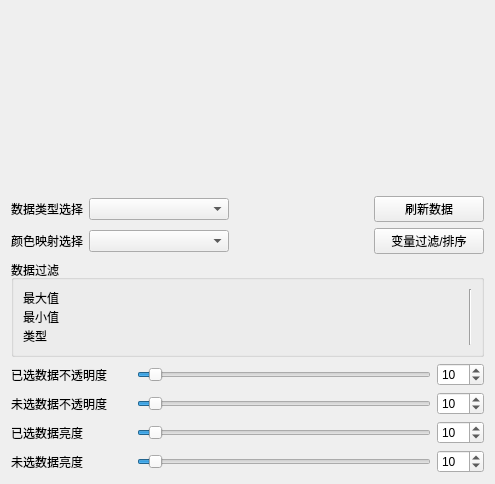
First picture: the form in Qt/Resources/UI/ParallelCoordinatesView.ui, repository hu-shuhan/editOpeniGame, before the edit.
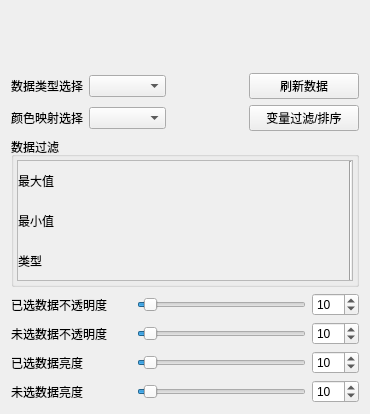
Second picture: the form after the edit.

Commit message: speed up the ParallelCoordinates

What changed in the file:
```diff
--- a/Qt/Resources/UI/ParallelCoordinatesView.ui
+++ b/Qt/Resources/UI/ParallelCoordinatesView.ui
@@ -6,8 +6,8 @@
    <rect>
     <x>0</x>
     <y>0</y>
-    <width>495</width>
-    <height>484</height>
+    <width>370</width>
+    <height>414</height>
    </rect>
   </property>
   <property name="windowTitle">
@@ -16,6 +16,12 @@
   <layout class="QVBoxLayout" name="verticalLayout_3">
    <item>
     <widget class="QWidget" name="ParallelCoordinatesDrawView" native="true">
+     <property name="sizePolicy">
+      <sizepolicy hsizetype="Expanding" vsizetype="Expanding">
+       <horstretch>0</horstretch>
+       <verstretch>0</verstretch>
+      </sizepolicy>
+     </property>
      <layout class="QVBoxLayout" name="verticalLayout_2">
       <item>
        <spacer name="verticalSpacer">
@@ -146,10 +152,73 @@
    </item>
    <item>
     <widget class="QGroupBox" name="groupBox">
+     <property name="sizePolicy">
+      <sizepolicy hsizetype="Preferred" vsizetype="Preferred">
+       <horstretch>0</horstretch>
+       <verstretch>0</verstretch>
+      </sizepolicy>
+     </property>
+     <property name="minimumSize">
+      <size>
+       <width>0</width>
+       <height>150</height>
+      </size>
+     </property>
      <property name="title">
       <string>数据过滤</string>
      </property>
      <layout class="QHBoxLayout" name="horizontalLayout">
+      <property name="spacing">
+       <number>2</number>
+      </property>
+      <property name="leftMargin">
+       <number>3</number>
+      </property>
+      <property name="topMargin">
+       <number>3</number>
+      </property>
+      <property name="rightMargin">
+       <number>3</number>
+      </property>
+      <property name="bottomMargin">
+       <number>3</number>
+      </property>
+      <item>
+       <widget class="QScrollArea" name="scrollArea">
+        <property name="sizePolicy">
+         <sizepolicy hsizetype="Expanding" vsizetype="Preferred">
+          <horstretch>0</horstretch>
+          <verstretch>0</verstretch>
+         </sizepolicy>
+        </property>
+        <property name="widgetResizable">
+         <bool>true</bool>
+        </property>
+        <widget class="QWidget" name="scrollAreaWidgetContents">
+         <property name="geometry">
+          <rect>
+           <x>0</x>
+           <y>0</y>
+           <width>342</width>
+           <height>125</height>
+          </rect>
+         </property>
+         <layout class="QHBoxLayout" name="horizontalLayout_4">
+          <property name="spacing">
+           <number>0</number>
+          </property>
+          <property name="leftMargin">
+           <number>0</number>
+          </property>
+          <property name="topMargin">
+           <number>0</number>
+          </property>
+          <property name="rightMargin">
+           <number>0</number>
+          </property>
+          <property name="bottomMargin">
+           <number>0</number>
+          </property>
       <item>
        <layout class="QHBoxLayout" name="coreHorizontalLayout">
         <property name="spacing">
@@ -188,6 +257,10 @@
          </widget>
         </item>
        </layout>
+          </item>
+         </layout>
+        </widget>
+       </widget>
       </item>
      </layout>
     </widget>
```
Lines whose indentation alone changed are shown as unchanged. The commit also changes 9 other files.
